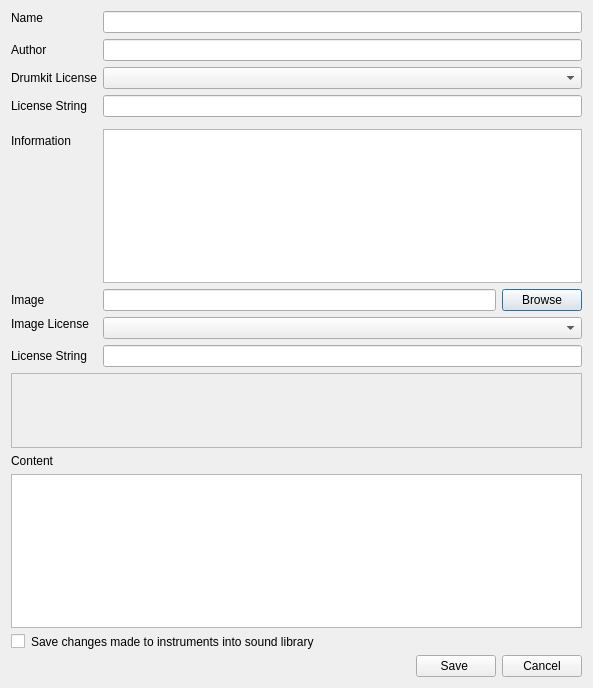
Qt form src/gui/src/SoundLibrary/SoundLibraryPropertiesDialog_UI.ui (hydrogen-music/hydrogen) before a commit.
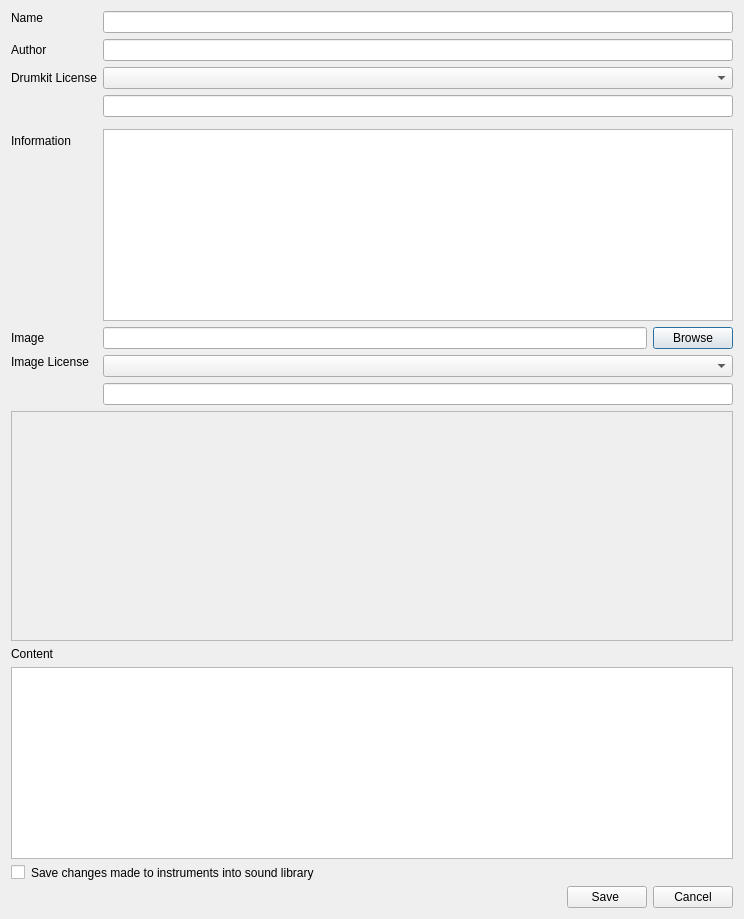
The same form after that commit.

Commit message:
License: add GPL license notice
in order to comply with the GPL license, a copy of the license notice has to be included. This was never the case in any of our drumkits up to now. Regardless of the fact that most of them are licensed as GPL.

Now, whenever a drumkit or a song is licensed as GPL a license notice is included as comment in the drumkit.xml or .h2song file

Diff of the .ui file:
```diff
--- a/src/gui/src/SoundLibrary/SoundLibraryPropertiesDialog_UI.ui
+++ b/src/gui/src/SoundLibrary/SoundLibraryPropertiesDialog_UI.ui
@@ -6,8 +6,8 @@
    <rect>
     <x>0</x>
     <y>0</y>
-    <width>593</width>
-    <height>688</height>
+    <width>744</width>
+    <height>919</height>
    </rect>
   </property>
   <property name="sizePolicy">
@@ -98,7 +98,7 @@
    <item row="3" column="0">
     <widget class="QLabel" name="licenseStringLbl">
      <property name="text">
-      <string>License String</string>
+      <string/>
      </property>
     </widget>
    </item>
@@ -216,7 +216,7 @@
    <item row="11" column="0">
     <widget class="QLabel" name="imageLicenseStringLbl">
      <property name="text">
-      <string>License String</string>
+      <string/>
      </property>
     </widget>
    </item>
```
The commit also changes 3 other files.
